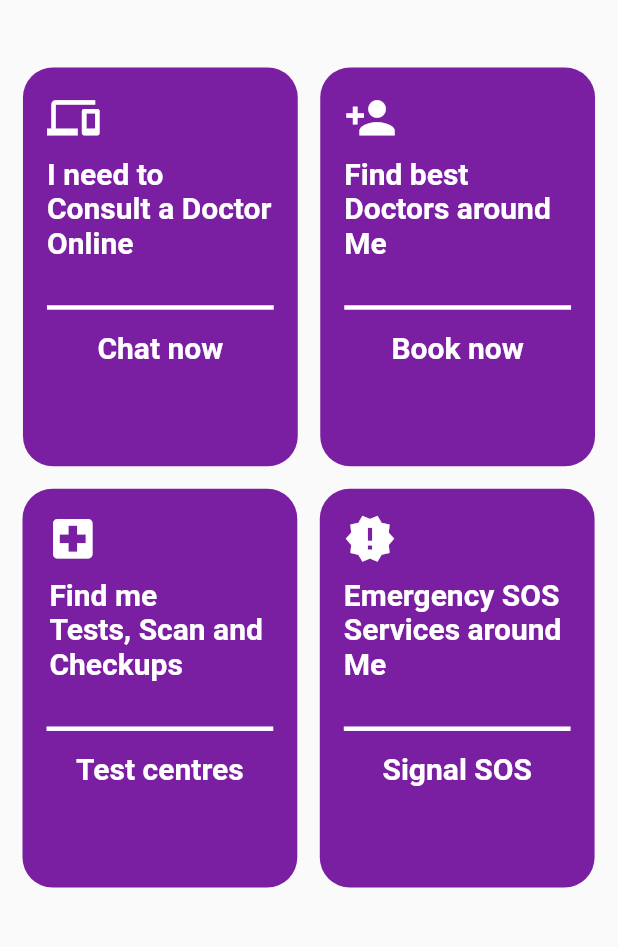
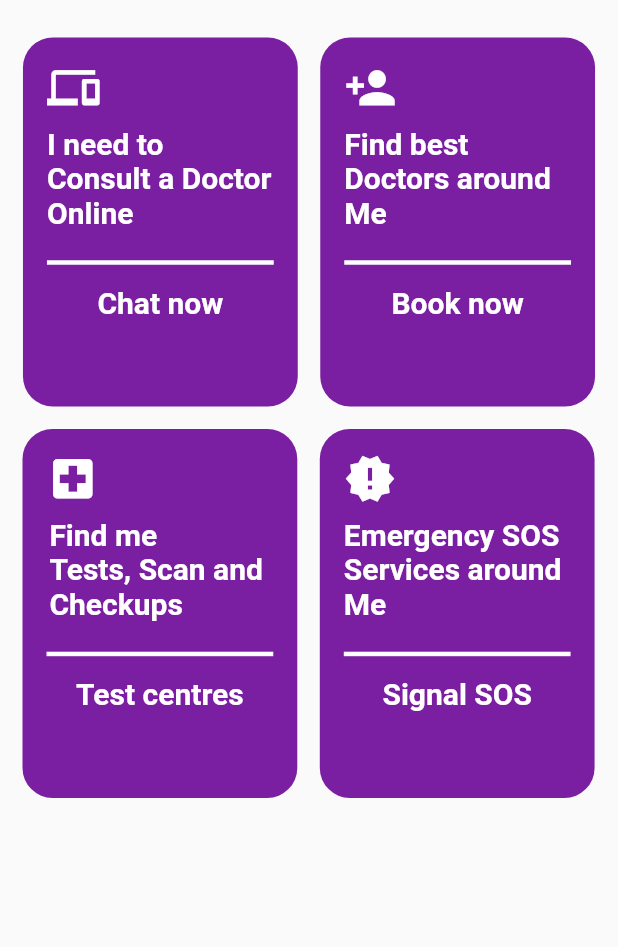
Before and after one commit to Kaiserb11/pbl_project, a Flutter app: the HomePage screen opened directly, on a phone screen of 412 x 824 dp, the part 84-1031 px from its top. Run offline on Flutter 3.47's test engine with Material 2 defaults, Android fonts, the phone set to English and light mode, and no system bars; Roboto replaces fonts that are missing (Montserrat).

Commit message:
Update HomePage.dart

```diff
--- a/lib/pages/HomePage.dart
+++ b/lib/pages/HomePage.dart
@@ -15,7 +15,7 @@ class _HomePageState extends State<HomePage> {
       body: Container(
 
           child: Column(children: [
-            Padding(padding: EdgeInsets.only(top: 45),),
+            Padding(padding: EdgeInsets.only(top: 25),),
             Row(
               mainAxisAlignment: MainAxisAlignment.center,
               children: [
@@ -23,7 +23,7 @@ class _HomePageState extends State<HomePage> {
                 padding: EdgeInsets.only(left: 15),
               ),
               Container(
-                height: MediaQuery.of(context).size.height / 3.1,
+                height: MediaQuery.of(context).size.height / 3.35,
                 width: MediaQuery.of(context).size.width / 2.249,
                 decoration: BoxDecoration(
                   color: Colors.purple[700],
@@ -61,7 +61,7 @@ class _HomePageState extends State<HomePage> {
                           fontWeight: FontWeight.bold
                         )
                       ),
-                      Padding(padding: EdgeInsets.only(top: 24),),
+                      Padding(padding: EdgeInsets.only(top: 14),),
                       Divider(
                         thickness: 3,
                         color: Colors.white,
@@ -85,7 +85,7 @@ class _HomePageState extends State<HomePage> {
                 padding: EdgeInsets.only(left: 15),
               ),
               Container(
-                height: MediaQuery.of(context).size.height / 3.1,
+                height: MediaQuery.of(context).size.height / 3.35,
                 width: MediaQuery.of(context).size.width / 2.249,
                 decoration: BoxDecoration(
                   color: Colors.purple[700],
@@ -116,7 +116,7 @@ class _HomePageState extends State<HomePage> {
                           fontWeight: FontWeight.bold
                         )
                       ),
-                      Padding(padding: EdgeInsets.only(top: 24),),
+                      Padding(padding: EdgeInsets.only(top: 14),),
                       Divider(
                         thickness: 3,
                         color: Colors.white,
@@ -145,7 +145,7 @@ class _HomePageState extends State<HomePage> {
                 padding: EdgeInsets.only(left: 15),
               ),
               Container(
-                height: MediaQuery.of(context).size.height / 3.1,
+                height: MediaQuery.of(context).size.height / 3.35,
                 width: MediaQuery.of(context).size.width / 2.249,
                 decoration: BoxDecoration(
                   color: Colors.purple[700],
@@ -176,7 +176,7 @@ class _HomePageState extends State<HomePage> {
                           fontWeight: FontWeight.bold
                         )
                       ),
-                      Padding(padding: EdgeInsets.only(top: 24),),
+                      Padding(padding: EdgeInsets.only(top: 14),),
                       Divider(
                         thickness: 3,
                         color: Colors.white,
@@ -199,7 +199,7 @@ class _HomePageState extends State<HomePage> {
                 padding: EdgeInsets.only(left: 15),
               ),
               Container(
-                height: MediaQuery.of(context).size.height / 3.1,
+                height: MediaQuery.of(context).size.height / 3.35,
                 width: MediaQuery.of(context).size.width / 2.249,
                 decoration: BoxDecoration(
                   color: Colors.purple[700],
@@ -230,7 +230,7 @@ class _HomePageState extends State<HomePage> {
                           fontWeight: FontWeight.bold
                         )
                       ),
-                      Padding(padding: EdgeInsets.only(top: 24),),
+                      Padding(padding: EdgeInsets.only(top: 14),),
                       Divider(
                         thickness: 3,
                         color: Colors.white,
```
